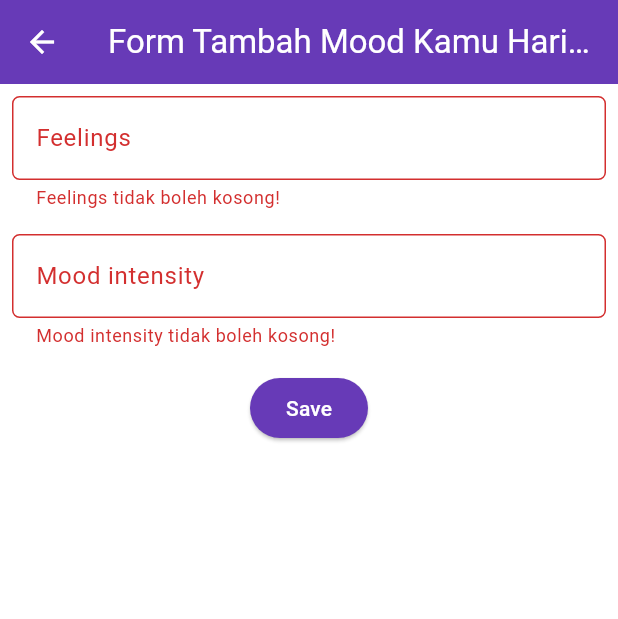
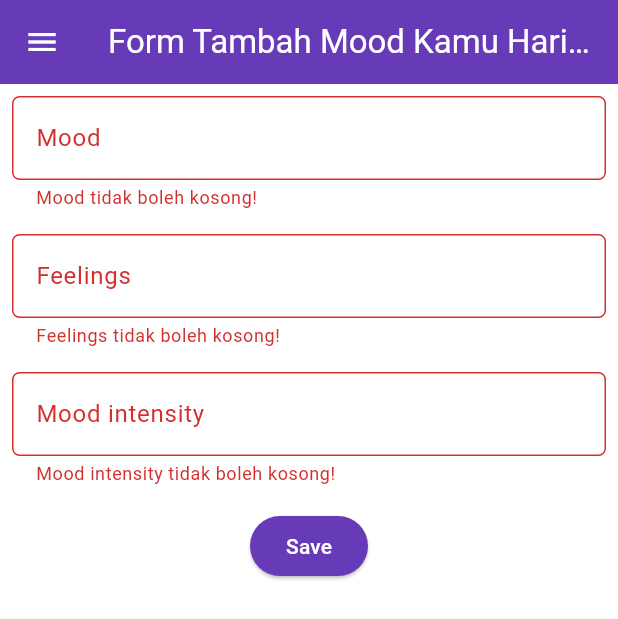
Before and after one commit to IsmailYanuar/mental_health_tracker_mobile, a Flutter app: the MoodEntryFormPage screen opened directly, after a tap on "Save", on a phone screen of 412 x 824 dp. Shown: the top 619 px of the screen. Run offline on Flutter 3.47's test engine with Material 3 defaults, Android fonts, the phone set to English and light mode, and no system bars.

Commit message:
Tutorial 07

```diff
--- a/lib/screens/moodentry_form.dart
+++ b/lib/screens/moodentry_form.dart
@@ -1,5 +1,6 @@
 import 'package:flutter/material.dart';
 // TODO: Impor drawer yang sudah dibuat sebelumnya
+import 'package:mental_health_tracker/widgets/left_drawer.dart';
 
 class MoodEntryFormPage extends StatefulWidget {
   const MoodEntryFormPage({super.key});
@@ -27,12 +28,36 @@ class _MoodEntryFormPageState extends State<MoodEntryFormPage> {
         foregroundColor: Colors.white,
       ),
       // TODO: Tambahkan drawer yang sudah dibuat di sini
+      drawer: const LeftDrawer(),
       body: Form(
         key: _formKey,
         child: SingleChildScrollView(
           child: Column(
             crossAxisAlignment: CrossAxisAlignment.start,
             children: [
+              Padding(
+                padding: const EdgeInsets.all(8.0),
+                child: TextFormField(
+                  decoration: InputDecoration(
+                    hintText: "Mood",
+                    labelText: "Mood",
+                    border: OutlineInputBorder(
+                      borderRadius: BorderRadius.circular(5.0),
+                    ),
+                  ),
+                  onChanged: (String? value) {
+                    setState(() {
+                      _mood = value!;
+                    });
+                  },
+                  validator: (String? value) {
+                    if (value == null || value.isEmpty) {
+                      return "Mood tidak boleh kosong!";
+                    }
+                    return null;
+                  },
+                ),
+              ),
               Padding(
                 padding: const EdgeInsets.all(8.0),
                 child: TextFormField(
@@ -88,10 +113,10 @@ class _MoodEntryFormPageState extends State<MoodEntryFormPage> {
                   padding: const EdgeInsets.all(8.0),
                   child: ElevatedButton(
                     style: ButtonStyle(
-                      backgroundColor: WidgetStateProperty.all(
+                      backgroundColor: MaterialStateProperty.all(
                           Theme.of(context).colorScheme.primary),
                     ),
-                  onPressed: () {
+                    onPressed: () {
                       if (_formKey.currentState!.validate()) {
                         showDialog(
                           context: context,
@@ -104,6 +129,8 @@ class _MoodEntryFormPageState extends State<MoodEntryFormPage> {
                                   children: [
                                     Text('Mood: $_mood'),
                                     // TODO: Munculkan value-value lainnya
+                                    Text("Feelings: $_feelings"),
+                                    Text("Mood Intensity: $_moodIntensity")
                                   ],
                                 ),
                               ),
@@ -129,8 +156,8 @@ class _MoodEntryFormPageState extends State<MoodEntryFormPage> {
                 ),
               ),
             ],
-          )
-        )
+          ),
+        ),
       ),
     );
   }
```
